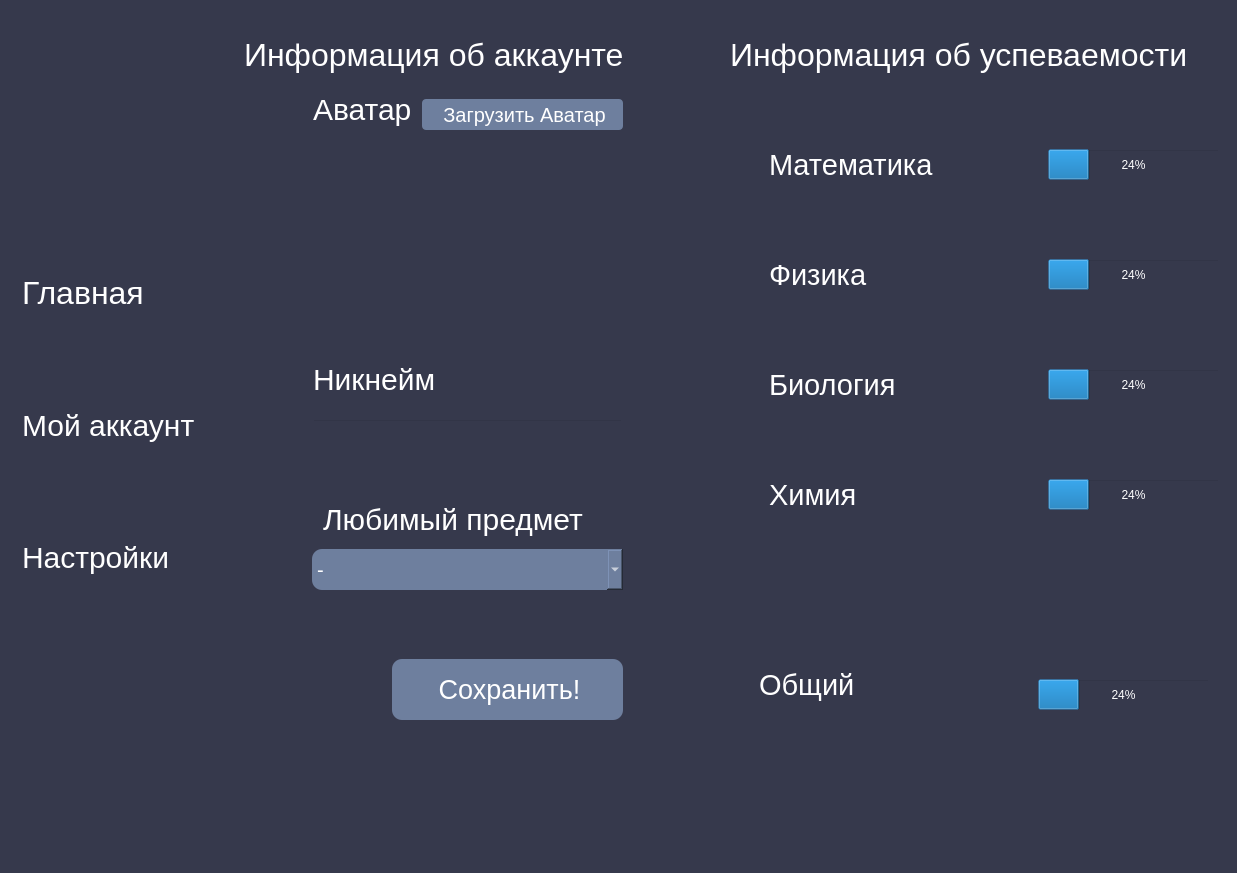
The window that ui/account_page.ui (NotAKes/frog.study) describes before a commit, drawn with Qt 5.
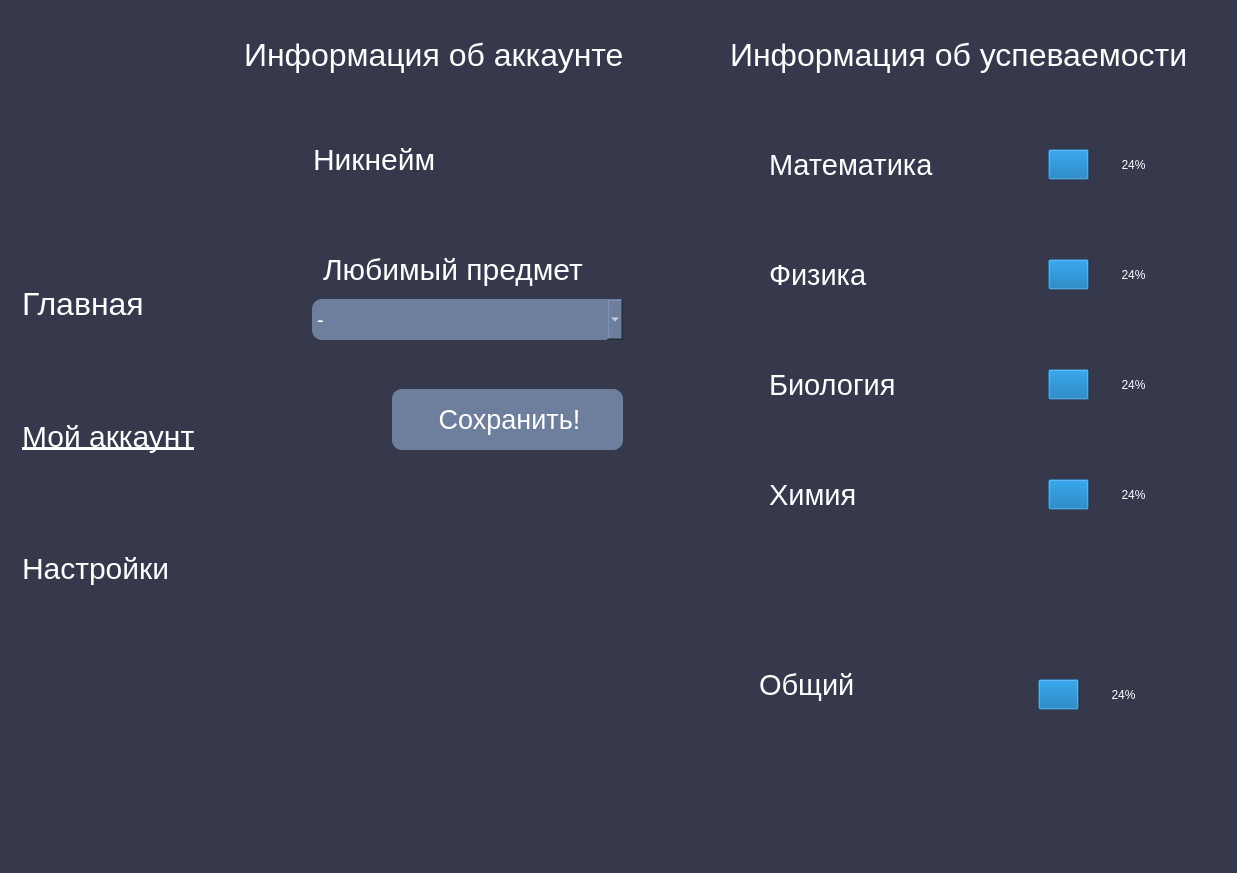
The same window after the commit.

Commit message: settings+main+account pages

```diff
--- a/ui/account_page.ui
+++ b/ui/account_page.ui
@@ -70,7 +70,8 @@
 color:white;
 font-size:30px;
 padding-left:4%;
-text-align:left;</string>
+text-align:left;
+text-decoration:underline;</string>
          </property>
          <property name="text">
           <string>Мой аккаунт</string>
@@ -143,7 +144,7 @@
        <property name="geometry">
         <rect>
          <x>170</x>
-         <y>650</y>
+         <y>380</y>
          <width>231</width>
          <height>61</height>
         </rect>
@@ -165,7 +166,7 @@
        <property name="geometry">
         <rect>
          <x>90</x>
-         <y>410</y>
+         <y>190</y>
          <width>311</width>
          <height>31</height>
         </rect>
@@ -175,7 +176,7 @@
        <property name="geometry">
         <rect>
          <x>80</x>
-         <y>350</y>
+         <y>130</y>
          <width>161</width>
          <height>41</height>
         </rect>
@@ -192,32 +193,11 @@
         <string>Никнейм</string>
        </property>
       </widget>
-      <widget class="QLabel" name="label_9">
-       <property name="geometry">
-        <rect>
-         <x>80</x>
-         <y>80</y>
-         <width>111</width>
-         <height>41</height>
-        </rect>
-       </property>
-       <property name="styleSheet">
-        <string notr="true">background:transparent;
-color:white;
-font-size:30px;
-padding-left:4%;
-text-align:left;
-</string>
-       </property>
-       <property name="text">
-        <string>Аватар</string>
-       </property>
-      </widget>
       <widget class="QComboBox" name="favoriteClass">
        <property name="geometry">
         <rect>
          <x>90</x>
-         <y>540</y>
+         <y>290</y>
          <width>311</width>
          <height>41</height>
         </rect>
@@ -258,7 +238,7 @@
        <property name="geometry">
         <rect>
          <x>90</x>
-         <y>490</y>
+         <y>240</y>
          <width>271</width>
          <height>41</height>
         </rect>
@@ -275,28 +255,6 @@
         <string>Любимый предмет</string>
        </property>
       </widget>
-      <widget class="QPushButton" name="pushButton">
-       <property name="geometry">
-        <rect>
-         <x>200</x>
-         <y>90</y>
-         <width>201</width>
-         <height>31</height>
-        </rect>
-       </property>
-       <property name="styleSheet">
-        <string notr="true">background-color:rgb(110, 127, 158);
-word-break:break-word;
-color:white;
-border-radius:4px;
-font-size:20px;
-padding-left:4%;
-text-align:center;</string>
-       </property>
-       <property name="text">
-        <string>Загрузить Аватар</string>
-       </property>
-      </widget>
      </widget>
     </item>
     <item>
@@ -532,17 +490,6 @@
     </item>
    </layout>
   </widget>
-  <widget class="QMenuBar" name="menubar">
-   <property name="geometry">
-    <rect>
-     <x>0</x>
-     <y>0</y>
-     <width>1237</width>
-     <height>26</height>
-    </rect>
-   </property>
-  </widget>
-  <widget class="QStatusBar" name="statusbar"/>
  </widget>
  <resources/>
  <connections/>
```
The commit also changes 6 other files.
